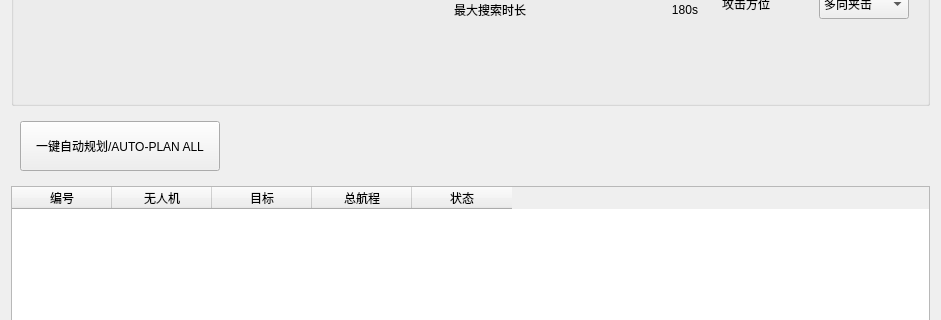
First picture: the form in source/RoutePlanning.ui, repository jackstraw1112/Dronesoft, before the edit; both pictures show x 0 to 941 and y 212 to 532 of the 941 by 715 pixel window.
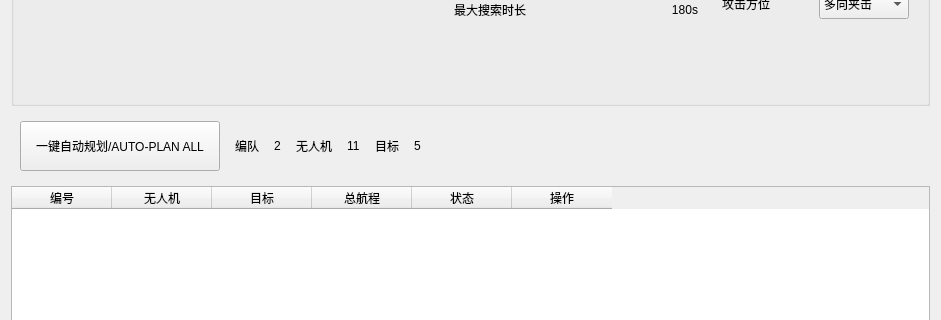
Second picture: the form after the edit.

What changed in the file:
```diff
--- a/source/RoutePlanning.ui
+++ b/source/RoutePlanning.ui
@@ -631,7 +631,10 @@
        <height>70</height>
       </size>
      </property>
-     <layout class="QHBoxLayout" name="horizontalLayout_6">
+     <layout class="QHBoxLayout" name="horizontalLayout_9">
+      <property name="spacing">
+       <number>15</number>
+      </property>
       <item>
        <widget class="QPushButton" name="pushButton">
         <property name="minimumSize">
@@ -645,6 +648,60 @@
         </property>
        </widget>
       </item>
+      <item>
+       <layout class="QHBoxLayout" name="horizontalLayout_6">
+        <item>
+         <widget class="QLabel" name="label">
+          <property name="text">
+           <string>编队</string>
+          </property>
+         </widget>
+        </item>
+        <item>
+         <widget class="QLabel" name="label_2">
+          <property name="text">
+           <string>2</string>
+          </property>
+         </widget>
+        </item>
+       </layout>
+      </item>
+      <item>
+       <layout class="QHBoxLayout" name="horizontalLayout_7">
+        <item>
+         <widget class="QLabel" name="label_3">
+          <property name="text">
+           <string>无人机</string>
+          </property>
+         </widget>
+        </item>
+        <item>
+         <widget class="QLabel" name="label_4">
+          <property name="text">
+           <string>11</string>
+          </property>
+         </widget>
+        </item>
+       </layout>
+      </item>
+      <item>
+       <layout class="QHBoxLayout" name="horizontalLayout_8">
+        <item>
+         <widget class="QLabel" name="label_5">
+          <property name="text">
+           <string>目标</string>
+          </property>
+         </widget>
+        </item>
+        <item>
+         <widget class="QLabel" name="label_6">
+          <property name="text">
+           <string>5</string>
+          </property>
+         </widget>
+        </item>
+       </layout>
+      </item>
       <item>
        <spacer name="horizontalSpacer_5">
         <property name="orientation">
@@ -688,6 +745,11 @@
        <string>状态</string>
       </property>
      </column>
+     <column>
+      <property name="text">
+       <string>操作</string>
+      </property>
+     </column>
     </widget>
    </item>
   </layout>
```
Left out of the diff: 4 changed lines with no effect on the pictures.
